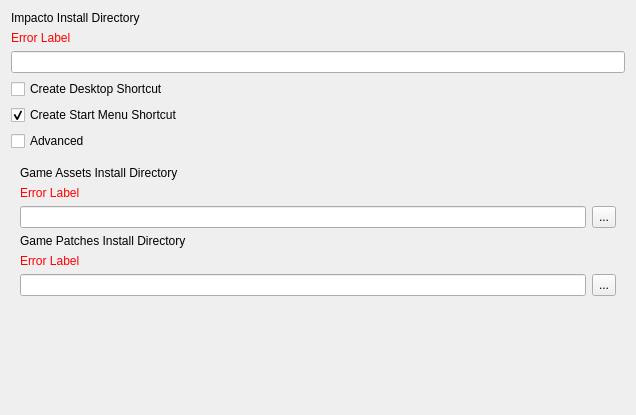
Qt form installer/packages/com.committeeofzero.installer/meta/targetDirectories.ui (CommitteeOfZero/dirac-sea) before a commit.
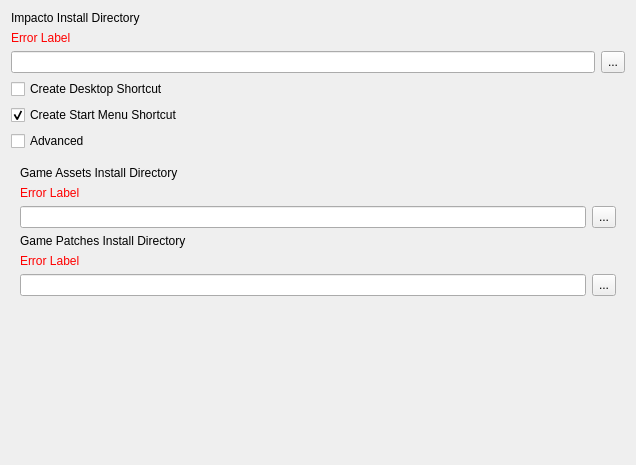
The same form after that commit.

Commit message: Improve install validation with files in dir check and chooser btn

```diff
--- a/installer/packages/com.committeeofzero.installer/meta/targetDirectories.ui
+++ b/installer/packages/com.committeeofzero.installer/meta/targetDirectories.ui
@@ -7,7 +7,7 @@
     <x>0</x>
     <y>0</y>
     <width>636</width>
-    <height>415</height>
+    <height>465</height>
    </rect>
   </property>
   <property name="sizePolicy">
@@ -46,11 +46,34 @@
       </widget>
      </item>
      <item>
+      <layout class="QHBoxLayout" name="horizontalLayout">
+       <item>
         <widget class="QLineEdit" name="targetDirectoryImpacto">
          <property name="readOnly">
           <bool>false</bool>
          </property>
         </widget>
+       </item>
+       <item>
+        <widget class="QToolButton" name="targetChooserImpacto">
+         <property name="sizePolicy">
+          <sizepolicy hsizetype="Fixed" vsizetype="Preferred">
+           <horstretch>0</horstretch>
+           <verstretch>0</verstretch>
+          </sizepolicy>
+         </property>
+         <property name="minimumSize">
+          <size>
+           <width>0</width>
+           <height>0</height>
+          </size>
+         </property>
+         <property name="text">
+          <string>...</string>
+         </property>
+        </widget>
+       </item>
+      </layout>
      </item>
     </layout>
    </item>
```
Left out of the diff: 2 changed lines with no effect on the pictures. The commit also changes 1 other file.
